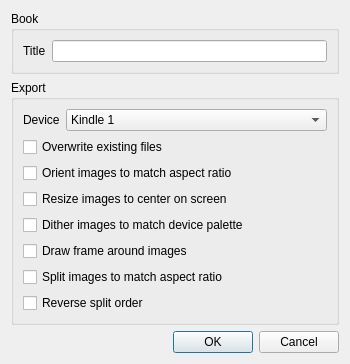
Old version of the form dev/ui/options.ui in the repository proDOOMman/Mangle.
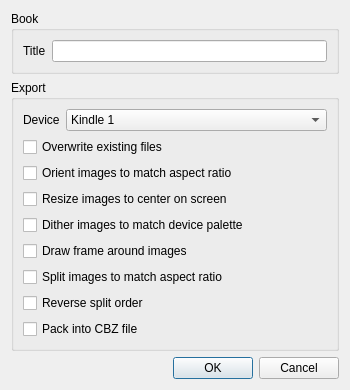
New version of the form.

```diff
--- a/dev/ui/options.ui
+++ b/dev/ui/options.ui
@@ -131,6 +131,13 @@
         </property>
        </widget>
       </item>
+      <item>
+       <widget class="QCheckBox" name="checkboxCbz">
+        <property name="text">
+         <string>Pack into CBZ file</string>
+        </property>
+       </widget>
+      </item>
      </layout>
     </widget>
    </item>
```
